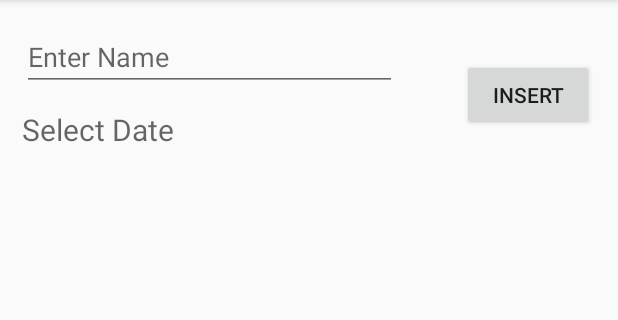
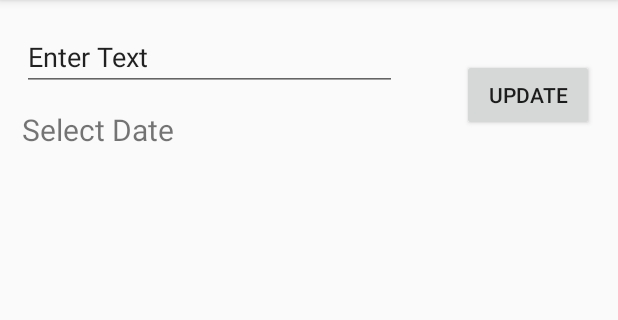
Before and after one commit to J-Ghodasara/Demo-Room-Database, an Android app: the screen it shows after launch (MainActivity), after a tap on an icon or button, on a phone screen of 412 x 824 dp, the part 84-404 px from its top. Run offline under Robolectric (Android 15) with nearby library versions, the phone set to English and light mode, and no system bars; our stand-ins replace Room's generated code.

```diff
--- a/app/src/main/java/com/example/jayghodasara/module7/Insertfragment.kt
+++ b/app/src/main/java/com/example/jayghodasara/module7/Insertfragment.kt
@@ -1,6 +1,7 @@
 package com.example.jayghodasara.module7
 
 
+import android.annotation.SuppressLint
 import android.app.Dialog
 import android.os.Bundle
 import android.support.v4.app.DialogFragment
@@ -8,41 +9,44 @@ import android.support.v4.app.Fragment
 import android.view.LayoutInflater
 import android.view.View
 import android.view.ViewGroup
-import android.widget.Toast
 import kotlinx.android.synthetic.main.activity_main.*
 import kotlinx.android.synthetic.main.fragment_insertfragment.*
 import android.app.DatePickerDialog
 import android.support.design.widget.FloatingActionButton
-import android.widget.Button
-import android.widget.DatePicker
-import android.widget.TextView
+import android.text.Editable
+import android.widget.*
 import java.util.*
 import java.text.SimpleDateFormat
 
 
-class Insertfragment : DialogFragment(),View.OnClickListener {
+open class Insertfragment : DialogFragment(),View.OnClickListener {
 
-    var listfragment:Listfragment= Listfragment()
+    var listfragment= Listfragment()
 
     var myCalendar = Calendar.getInstance()
-
+    lateinit var idofuser:String
 
     override fun onCreateView(inflater: LayoutInflater, container: ViewGroup?,
                               savedInstanceState: Bundle?): View? {
-        // Inflate the layout for this fragment
-        var v:View=inflater.inflate(R.layout.fragment_insertfragment, container, false)
+            return inflater.inflate(R.layout.fragment_insertfragment, container, false)
+    }
 
-        var insert:Button=v.findViewById(R.id.insert)
-        var date:TextView=v.findViewById(R.id.date)
-
+    override fun onViewCreated(view: View, savedInstanceState: Bundle?) {
+        super.onViewCreated(view, savedInstanceState)
+        Toast.makeText(context, "oncreateview called", Toast.LENGTH_LONG).show()
         insert.setOnClickListener(this)
         date.setOnClickListener(this)
 
 
+        var name: String = arguments!!.getString("KEY_1",null)
+        var bundle_date: String= arguments!!.getString("KEY_2",null)
+        var btn_text:String=arguments!!.getString("KEY_3",null)
+        idofuser=arguments!!.getString("KEY_4",null)
 
+        insert.text = btn_text
 
-
-        return v
+       Name.setText(name)
+        date.text=bundle_date
     }
 
     var datee: DatePickerDialog.OnDateSetListener = DatePickerDialog.OnDateSetListener { view, year, monthOfYear, dayOfMonth ->
@@ -57,17 +61,32 @@ class Insertfragment : DialogFragment(),View.OnClickListener {
     override fun onClick(v: View?) {
         when(v){
 
-            insert ->{
+            insert -> {
+                if (insert.text == "INSERT") {
+                    var username = Name.text.toString()
+                    var userdate = date.text.toString()
+                    var tbl: Table = Table()
+                    tbl.name = username
+                    tbl.Date = userdate
+                    MainActivity.mydb.myDao().adduser(tbl)
+                    Toast.makeText(context, "Inserted Successfully", Toast.LENGTH_LONG).show()
 
-                 var username= Name.text.toString()
-                var userdate=date.text.toString()
-                var tbl:Table = Table()
-                tbl.name=username
-                tbl.Date=userdate
-                MainActivity.mydb.myDao().adduser(tbl)
-                Toast.makeText(context,"Inserted Successfully",Toast.LENGTH_LONG).show()
+                    MainActivity.fm.beginTransaction().replace(R.id.frame, listfragment).addToBackStack(null).commit()
+                }else{
+                    if(insert.text=="UPDATE"){
+                        var username = Name.text.toString()
+                        var userdate = date.text.toString()
+                        var tbl: Table = Table()
+                        tbl.name = username
+                        tbl.id=idofuser.toInt()
+                        tbl.Date = userdate
+                        MainActivity.mydb.myDao().update(tbl)
+                        Toast.makeText(context, "Updated Successfully", Toast.LENGTH_LONG).show()
 
-       MainActivity.fm.beginTransaction().replace(R.id.frame,listfragment).addToBackStack(null).commit()
+                        MainActivity.fm.beginTransaction().replace(R.id.frame, listfragment).addToBackStack(null).commit()
+
+                    }
+                }
             }
 
             date ->{
@@ -82,6 +101,12 @@ class Insertfragment : DialogFragment(),View.OnClickListener {
         }
     }
 
+//    public fun comm( name:String, dat: String){
+//
+//       Name.setText(name)
+//        date.text=dat
+//
+//    }
 
     private fun updateLabel() {
         val myFormat = "MM/dd/yy"
--- a/app/src/main/java/com/example/jayghodasara/module7/Listfragment.kt
+++ b/app/src/main/java/com/example/jayghodasara/module7/Listfragment.kt
@@ -6,6 +6,7 @@ import android.support.v4.app.Fragment
 import android.support.v7.widget.LinearLayoutManager
 import android.support.v7.widget.RecyclerView
 import android.view.LayoutInflater
+import android.view.MotionEvent
 import android.view.View
 import android.view.ViewGroup
 import android.widget.Button
@@ -40,6 +41,7 @@ class Listfragment : Fragment() {
 
 
 
+
         return V
     }
 
--- a/app/src/main/java/com/example/jayghodasara/module7/MainActivity.kt
+++ b/app/src/main/java/com/example/jayghodasara/module7/MainActivity.kt
@@ -12,8 +12,14 @@ import android.view.Menu
 import android.view.MenuItem
 
 import kotlinx.android.synthetic.main.activity_main.*
+import java.util.*
 
-open class MainActivity : AppCompatActivity() {
+open class MainActivity : AppCompatActivity(){
+
+//    override fun communicate( name:String, date: String) {
+////var insert:Insertfragment=Insertfragment()
+//        insert.comm(name,date)
+//    }
 
     companion object {
         public lateinit var fm: FragmentManager
@@ -38,6 +44,14 @@ open class MainActivity : AppCompatActivity() {
 
         fab.setOnClickListener { view ->
             fm =supportFragmentManager
+
+            var bundle:Bundle= Bundle()
+            bundle.putString("KEY_1","Enter Text")
+            bundle.putString("KEY_2","Select Date")
+            bundle.putString("KEY_3","UPDATE")
+            bundle.putString("KEY_4","id")
+
+            insertfragment.arguments=bundle
             fm.beginTransaction().replace(R.id.frame,insertfragment).addToBackStack(null).commit()
                }
     }
--- a/app/src/main/java/com/example/jayghodasara/module7/MyDao.kt
+++ b/app/src/main/java/com/example/jayghodasara/module7/MyDao.kt
@@ -17,6 +17,6 @@ interface MyDao{
      @Query("select * from Mytable")
     fun getusers():List<Table>
 
-    @Query("select * from Mytable where Date=")
-    fun getusersdatewise():List<Table>
+    @Update
+    fun update(table: Table)
 }
--- a/app/src/main/res/layout/fragment_insertfragment.xml
+++ b/app/src/main/res/layout/fragment_insertfragment.xml
@@ -46,7 +46,7 @@
         android:layout_marginTop="40dp"
         android:layout_marginEnd="16dp"
         android:layout_marginRight="16dp"
-        android:text="Insert"
+        android:text="INSERT"
         app:layout_constraintEnd_toEndOf="parent"
         app:layout_constraintHorizontal_bias="1.0"
         app:layout_constraintStart_toStartOf="parent"
--- a/app/src/main/res/layout/list_item.xml
+++ b/app/src/main/res/layout/list_item.xml
@@ -14,6 +14,7 @@
         android:layout_marginStart="16dp"
         android:layout_marginLeft="16dp"
         android:textSize="20dp"
+        android:clickable="true"
         app:layout_constraintBottom_toTopOf="@+id/tv_name"
         app:layout_constraintStart_toStartOf="parent"
         app:layout_constraintTop_toTopOf="parent"
@@ -24,6 +25,7 @@
         android:layout_width="wrap_content"
         android:layout_height="wrap_content"
         android:layout_marginStart="16dp"
+        android:clickable="true"
         android:layout_marginLeft="16dp"
         android:textSize="20dp"
         app:layout_constraintBottom_toTopOf="@+id/tv_date"
@@ -36,6 +38,7 @@
         android:layout_width="wrap_content"
         android:layout_height="wrap_content"
         android:layout_marginStart="16dp"
+        android:clickable="true"
         android:layout_marginLeft="16dp"
         android:layout_marginBottom="5dp"
         android:textSize="20dp"
```
Also changed, not shown: app/src/main/java/com/example/jayghodasara/module7/RecyclerAdapter.kt (+31 -0 lines), app/src/main/java/com/example/jayghodasara/module7/communication.kt (added, +7 -0 lines).
